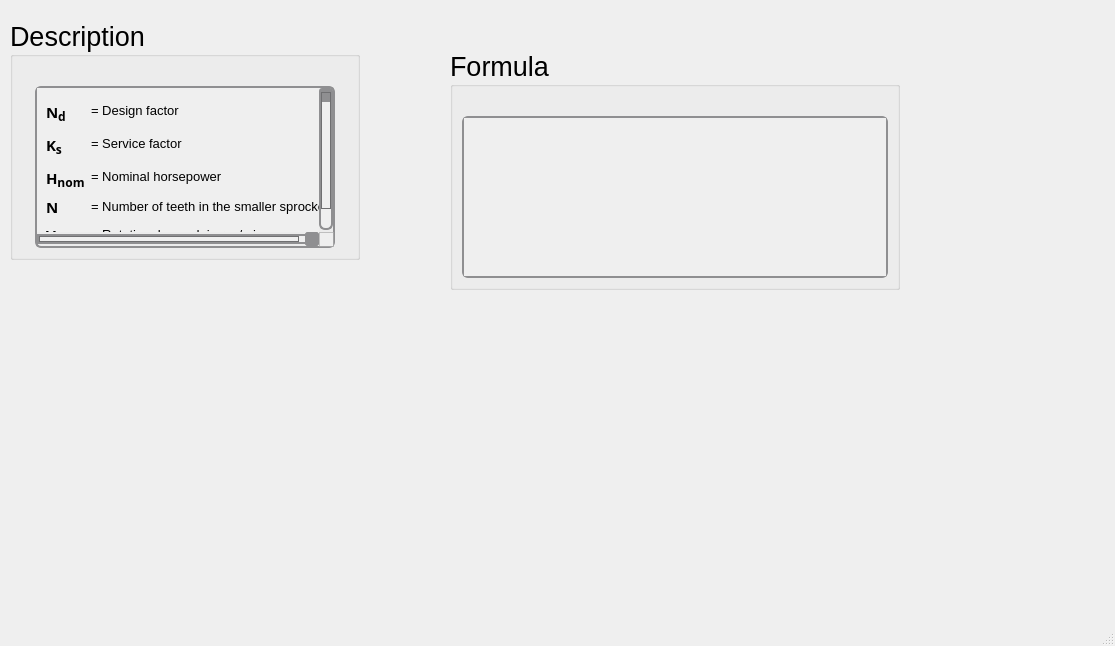
Old version of the form ui/rollerchain_ha.ui in the repository Ah00ra/HNNS.
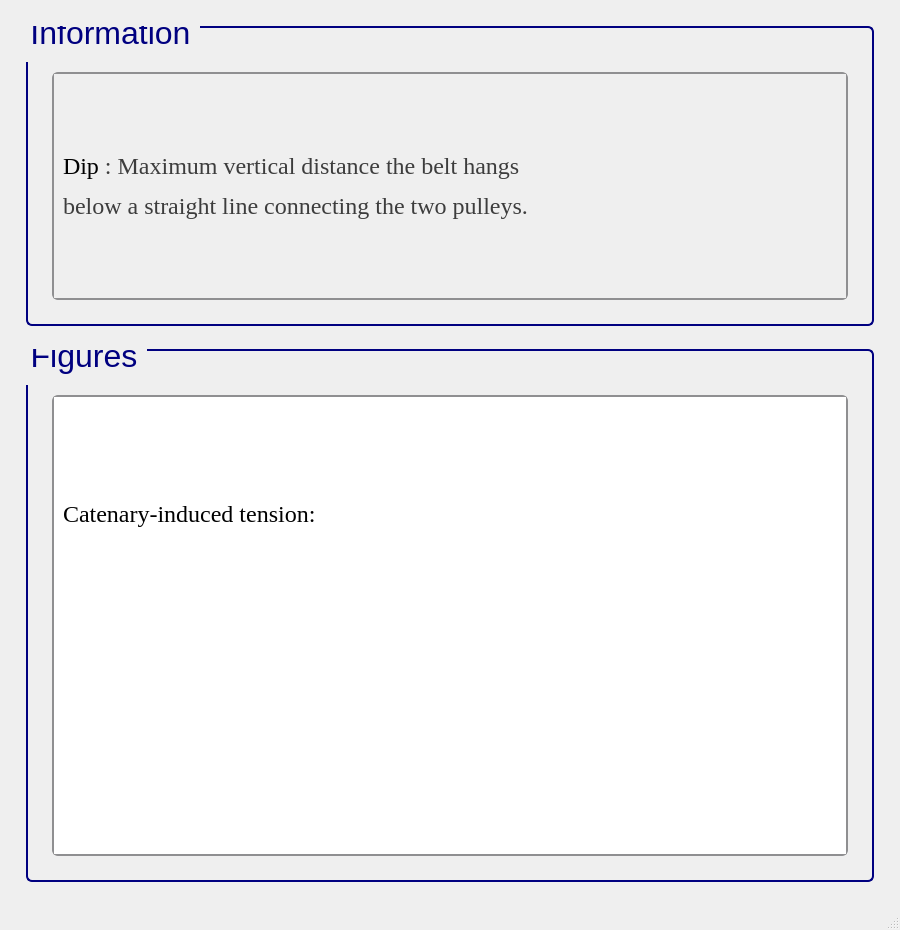
New version of the form. Icons and pictures are not drawn.

Commit message: Add ui info to vbelt

Patch:
```diff
--- a/ui/rollerchain_ha.ui
+++ b/ui/rollerchain_ha.ui
@@ -6,95 +6,123 @@
    <rect>
     <x>0</x>
     <y>0</y>
-    <width>1115</width>
-    <height>646</height>
+    <width>900</width>
+    <height>930</height>
    </rect>
   </property>
+  <property name="sizePolicy">
+   <sizepolicy hsizetype="Minimum" vsizetype="Minimum">
+    <horstretch>0</horstretch>
+    <verstretch>0</verstretch>
+   </sizepolicy>
+  </property>
+  <property name="minimumSize">
+   <size>
+    <width>900</width>
+    <height>930</height>
+   </size>
+  </property>
   <property name="windowTitle">
    <string>MainWindow</string>
   </property>
   <widget class="QWidget" name="centralwidget">
-   <widget class="QGroupBox" name="groupBox_247">
-    <property name="geometry">
-     <rect>
-      <x>10</x>
-      <y>20</y>
-      <width>350</width>
-      <height>240</height>
-     </rect>
-    </property>
-    <property name="sizePolicy">
-     <sizepolicy hsizetype="Minimum" vsizetype="Minimum">
-      <horstretch>0</horstretch>
-      <verstretch>0</verstretch>
-     </sizepolicy>
-    </property>
-    <property name="minimumSize">
-     <size>
-      <width>350</width>
-      <height>0</height>
-     </size>
-    </property>
-    <property name="maximumSize">
-     <size>
-      <width>350</width>
-      <height>241</height>
-     </size>
-    </property>
-    <property name="font">
-     <font>
-      <family>Segoe UI</family>
-      <pointsize>20</pointsize>
-      <weight>50</weight>
-      <italic>false</italic>
-      <bold>false</bold>
-     </font>
-    </property>
-    <property name="title">
-     <string>Description</string>
-    </property>
-    <layout class="QGridLayout" name="gridLayout_506">
-     <item row="0" column="0">
-      <spacer name="verticalSpacer_247">
-       <property name="orientation">
-        <enum>Qt::Vertical</enum>
-       </property>
-       <property name="sizeType">
-        <enum>QSizePolicy::Fixed</enum>
-       </property>
-       <property name="sizeHint" stdset="0">
-        <size>
-         <width>20</width>
-         <height>20</height>
-        </size>
-       </property>
-      </spacer>
-     </item>
-     <item row="1" column="0">
-      <widget class="QScrollArea" name="scrollArea_122">
-       <property name="sizePolicy">
-        <sizepolicy hsizetype="Minimum" vsizetype="Minimum">
-         <horstretch>0</horstretch>
-         <verstretch>0</verstretch>
-        </sizepolicy>
-       </property>
-       <property name="maximumSize">
-        <size>
-         <width>300</width>
-         <height>361</height>
-        </size>
-       </property>
-       <property name="font">
-        <font>
-         <family>Segoe UI</family>
-         <pointsize>15</pointsize>
-         <weight>50</weight>
-         <italic>false</italic>
-         <bold>false</bold>
-        </font>
-       </property>
-       <property name="styleSheet">
-        <string notr="true">QScrollArea {
+   <layout class="QGridLayout" name="gridLayout">
+    <item row="0" column="1">
+     <spacer name="verticalSpacer_26">
+      <property name="orientation">
+       <enum>Qt::Vertical</enum>
+      </property>
+      <property name="sizeType">
+       <enum>QSizePolicy::Fixed</enum>
+      </property>
+      <property name="sizeHint" stdset="0">
+       <size>
+        <width>819</width>
+        <height>17</height>
+       </size>
+      </property>
+     </spacer>
+    </item>
+    <item row="1" column="1">
+     <widget class="QGroupBox" name="groupBox_125">
+      <property name="sizePolicy">
+       <sizepolicy hsizetype="Minimum" vsizetype="Minimum">
+        <horstretch>0</horstretch>
+        <verstretch>0</verstretch>
+       </sizepolicy>
+      </property>
+      <property name="minimumSize">
+       <size>
+        <width>822</width>
+        <height>300</height>
+       </size>
+      </property>
+      <property name="font">
+       <font>
+        <family>Segoe UI</family>
+        <pointsize>24</pointsize>
+        <weight>50</weight>
+        <italic>false</italic>
+        <bold>false</bold>
+       </font>
+      </property>
+      <property name="styleSheet">
+       <string notr="true">QGroupBox {
+    border: 2px solid navy;
+    border-radius: 6px;
+    background-color: qlineargradient(x1:0, y1:0, x2:0, y2:1,
+                                      stop:0 #f6f7fa, stop:1 #dadbde);
+    font: 24pt &quot;Segoe UI&quot;;
+    padding: 5px; /* add padding inside the group box */
+    color: black;
+}
+QGroupBox::title {
+    subcontrol-origin: margin;
+    subcontrol-position: top left;
+    padding-left: 0px;
+    padding-right: 5px;
+    padding-top: 0px;
+    margin-top: -22px;  /* shift title up */
+    color: navy;
+    font-weight: bold;
+}
+</string>
+      </property>
+      <property name="title">
+       <string>Information</string>
+      </property>
+      <layout class="QGridLayout" name="gridLayout_255">
+       <item row="1" column="2">
+        <spacer name="verticalSpacer_36">
+         <property name="orientation">
+          <enum>Qt::Horizontal</enum>
+         </property>
+         <property name="sizeType">
+          <enum>QSizePolicy::Fixed</enum>
+         </property>
+         <property name="sizeHint" stdset="0">
+          <size>
+           <width>10</width>
+           <height>20</height>
+          </size>
+         </property>
+        </spacer>
+       </item>
+       <item row="1" column="1">
+        <widget class="QScrollArea" name="scrollArea_43">
+         <property name="sizePolicy">
+          <sizepolicy hsizetype="Minimum" vsizetype="Minimum">
+           <horstretch>0</horstretch>
+           <verstretch>0</verstretch>
+          </sizepolicy>
+         </property>
+         <property name="font">
+          <font>
+           <pointsize>15</pointsize>
+          </font>
+         </property>
+         <property name="styleSheet">
+          <string notr="true">QScrollArea {
     background: qlineargradient(x1:0, y1:0, x2:0, y2:1,
                                stop:0 #f6f7fa, stop:1 #dadbde);
     border: 2px solid #8f8f91;
@@ -153,258 +181,337 @@
     background: transparent;
 }
 </string>
-       </property>
-       <property name="verticalScrollBarPolicy">
-        <enum>Qt::ScrollBarAsNeeded</enum>
-       </property>
-       <property name="horizontalScrollBarPolicy">
-        <enum>Qt::ScrollBarAsNeeded</enum>
-       </property>
-       <property name="widgetResizable">
-        <bool>true</bool>
-       </property>
-       <widget class="QWidget" name="scrollAreaWidgetContents_122">
-        <property name="geometry">
-         <rect>
-          <x>0</x>
-          <y>0</y>
-          <width>318</width>
-          <height>167</height>
-         </rect>
-        </property>
-        <layout class="QGridLayout" name="gridLayout_507">
-         <item row="0" column="0">
-          <widget class="QLabel" name="label_317">
-           <property name="font">
-            <font>
-             <family>Segoe UI Variable Text Semibold</family>
-             <pointsize>11</pointsize>
-             <weight>75</weight>
-             <bold>true</bold>
-            </font>
-           </property>
-           <property name="text">
-            <string>&lt;html&gt;&lt;head/&gt;&lt;body&gt;&lt;p&gt;N&lt;span style=&quot; font-size:14pt; vertical-align:sub;&quot;&gt;d&lt;/span&gt;&lt;/p&gt;&lt;/body&gt;&lt;/html&gt;</string>
-           </property>
-          </widget>
-         </item>
-         <item row="2" column="1">
-          <widget class="QLabel" name="htext_958">
-           <property name="font">
-            <font>
-             <family>MS Shell Dlg 2</family>
-             <pointsize>10</pointsize>
-             <weight>50</weight>
-             <italic>false</italic>
-             <bold>false</bold>
-            </font>
-           </property>
-           <property name="text">
-            <string>&lt;html&gt;&lt;head/&gt;&lt;body&gt;&lt;p&gt;= Nominal horsepower&lt;/p&gt;&lt;/body&gt;&lt;/html&gt;</string>
-           </property>
-          </widget>
-         </item>
-         <item row="4" column="1">
-          <widget class="QLabel" name="htext_959">
-           <property name="font">
-            <font>
-             <family>MS Shell Dlg 2</family>
-             <pointsize>10</pointsize>
-             <weight>50</weight>
-             <italic>false</italic>
-             <bold>false</bold>
-            </font>
-           </property>
-           <property name="text">
-            <string>&lt;html&gt;&lt;head/&gt;&lt;body&gt;&lt;p&gt;= Number of teeth in the smaller sprocket&lt;/p&gt;&lt;/body&gt;&lt;/html&gt;</string>
-           </property>
-          </widget>
-         </item>
-         <item row="0" column="1">
-          <widget class="QLabel" name="htext_960">
-           <property name="font">
-            <font>
-             <family>MS Shell Dlg 2</family>
-             <pointsize>10</pointsize>
-            </font>
-           </property>
-           <property name="text">
-            <string>&lt;html&gt;&lt;head/&gt;&lt;body&gt;&lt;p&gt;= Design factor&lt;/p&gt;&lt;/body&gt;&lt;/html&gt;</string>
-           </property>
-          </widget>
-         </item>
-         <item row="1" column="1">
-          <widget class="QLabel" name="htext_961">
-           <property name="font">
-            <font>
-             <family>MS Shell Dlg 2</family>
-             <pointsize>10</pointsize>
-            </font>
-           </property>
-           <property name="text">
-            <string>&lt;html&gt;&lt;head/&gt;&lt;body&gt;&lt;p&gt;= Service factor&lt;/p&gt;&lt;/body&gt;&lt;/html&gt;</string>
-           </property>
-          </widget>
-         </item>
-         <item row="4" column="0">
-          <widget class="QLabel" name="label_319">
-           <property name="font">
-            <font>
-             <family>Segoe UI Variable Small Semibol</family>
-             <pointsize>11</pointsize>
-             <weight>75</weight>
-             <bold>true</bold>
-            </font>
-           </property>
-           <property name="text">
-            <string>N</string>
-           </property>
-          </widget>
-         </item>
-         <item row="5" column="0">
-          <widget class="QLabel" name="label_320">
-           <property name="font">
-            <font>
-             <family>Segoe UI Variable Small Semibol</family>
-             <pointsize>11</pointsize>
-             <weight>75</weight>
-             <bold>true</bold>
-            </font>
-           </property>
-           <property name="text">
-            <string>V</string>
-           </property>
-          </widget>
-         </item>
-         <item row="5" column="1">
-          <widget class="QLabel" name="htext_962">
-           <property name="font">
-            <font>
-             <family>MS Shell Dlg 2</family>
-             <pointsize>10</pointsize>
-             <weight>50</weight>
-             <italic>false</italic>
-             <bold>false</bold>
-            </font>
-           </property>
-           <property name="text">
-            <string>&lt;html&gt;&lt;head/&gt;&lt;body&gt;&lt;p&gt;= Rotational speed, in rev/min&lt;/p&gt;&lt;/body&gt;&lt;/html&gt;</string>
-           </property>
-          </widget>
-         </item>
-         <item row="1" column="0">
-          <widget class="QLabel" name="label_318">
-           <property name="font">
-            <font>
-             <family>Segoe UI Variable Small Semibol</family>
-             <pointsize>11</pointsize>
-             <weight>75</weight>
-             <bold>true</bold>
-            </font>
-           </property>
-           <property name="text">
-            <string>&lt;html&gt;&lt;head/&gt;&lt;body&gt;&lt;p&gt;K&lt;span style=&quot; font-size:14pt; vertical-align:sub;&quot;&gt;s&lt;/span&gt;&lt;/p&gt;&lt;/body&gt;&lt;/html&gt;</string>
-           </property>
-          </widget>
-         </item>
-         <item row="2" column="0">
-          <widget class="QLabel" name="label_321">
-           <property name="font">
-            <font>
-             <family>Segoe UI Variable Small Semibol</family>
-             <pointsize>11</pointsize>
-             <weight>75</weight>
-             <bold>true</bold>
-            </font>
-           </property>
-           <property name="text">
-            <string>&lt;html&gt;&lt;head/&gt;&lt;body&gt;&lt;p&gt;H&lt;span style=&quot; font-size:14pt; vertical-align:sub;&quot;&gt;nom&lt;/span&gt;&lt;/p&gt;&lt;/body&gt;&lt;/html&gt;</string>
-           </property>
-          </widget>
-         </item>
-        </layout>
-       </widget>
-      </widget>
-     </item>
-    </layout>
-   </widget>
-   <widget class="QGroupBox" name="groupBox_246">
-    <property name="geometry">
-     <rect>
-      <x>450</x>
-      <y>50</y>
-      <width>450</width>
-      <height>240</height>
-     </rect>
-    </property>
-    <property name="sizePolicy">
-     <sizepolicy hsizetype="Minimum" vsizetype="Minimum">
-      <horstretch>0</horstretch>
-      <verstretch>0</verstretch>
-     </sizepolicy>
-    </property>
-    <property name="minimumSize">
-     <size>
-      <width>450</width>
-      <height>0</height>
-     </size>
-    </property>
-    <property name="maximumSize">
-     <size>
-      <width>450</width>
-      <height>241</height>
-     </size>
-    </property>
-    <property name="font">
-     <font>
-      <family>Segoe UI</family>
-      <pointsize>20</pointsize>
-      <weight>50</weight>
-      <italic>false</italic>
-      <bold>false</bold>
-     </font>
-    </property>
-    <property name="title">
-     <string>Formula</string>
-    </property>
-    <layout class="QGridLayout" name="gridLayout_504">
-     <item row="1" column="0">
-      <widget class="QScrollArea" name="scrollArea_121">
-       <property name="sizePolicy">
-        <sizepolicy hsizetype="Minimum" vsizetype="Minimum">
-         <horstretch>0</horstretch>
-         <verstretch>0</verstretch>
-        </sizepolicy>
-       </property>
-       <property name="font">
-        <font>
-         <family>Segoe UI</family>
-         <pointsize>15</pointsize>
-         <weight>50</weight>
-         <italic>false</italic>
-         <bold>false</bold>
-        </font>
-       </property>
-       <property name="styleSheet">
-        <string notr="true">QScrollArea {
+         </property>
+         <property name="verticalScrollBarPolicy">
+          <enum>Qt::ScrollBarAsNeeded</enum>
+         </property>
+         <property name="horizontalScrollBarPolicy">
+          <enum>Qt::ScrollBarAsNeeded</enum>
+         </property>
+         <property name="widgetResizable">
+          <bool>true</bool>
+         </property>
+         <widget class="QWidget" name="scrollAreaWidgetContents_43">
+          <property name="geometry">
+           <rect>
+            <x>0</x>
+            <y>0</y>
+            <width>768</width>
+            <height>212</height>
+           </rect>
+          </property>
+          <layout class="QGridLayout" name="gridLayout_3">
+           <item row="0" column="0">
+            <widget class="QLabel" name="label_3">
+             <property name="font">
+              <font>
+               <family>Times New Roman</family>
+               <pointsize>18</pointsize>
+               <weight>50</weight>
+               <bold>false</bold>
+              </font>
+             </property>
+             <property name="cursor">
+              <cursorShape>ArrowCursor</cursorShape>
+             </property>
+             <property name="frameShape">
+              <enum>QFrame::NoFrame</enum>
+             </property>
+             <property name="text">
+              <string>&lt;html&gt;&lt;head/&gt;&lt;body&gt;&lt;p&gt;&lt;span style=&quot; color:#000000;&quot;&gt;Dip&lt;/span&gt;&lt;span style=&quot; color:#3d3d3d;&quot;&gt; : M&lt;/span&gt;&lt;span style=&quot; color:#3d3d3d;&quot;&gt;aximum vertical distance&lt;/span&gt;&lt;span style=&quot; color:#3d3d3d;&quot;&gt; the belt hangs&lt;/span&gt;&lt;/p&gt;&lt;p&gt;&lt;span style=&quot; color:#3d3d3d;&quot;&gt; below a straight line connecting the two pulleys.&lt;/span&gt;&lt;/p&gt;&lt;/body&gt;&lt;/html&gt;</string>
+             </property>
+            </widget>
+           </item>
+          </layout>
+         </widget>
+        </widget>
+       </item>
+       <item row="2" column="1">
+        <spacer name="verticalSpacer_37">
+         <property name="orientation">
+          <enum>Qt::Vertical</enum>
+         </property>
+         <property name="sizeType">
+          <enum>QSizePolicy::Fixed</enum>
+         </property>
+         <property name="sizeHint" stdset="0">
+          <size>
+           <width>10</width>
+           <height>10</height>
+          </size>
+         </property>
+        </spacer>
+       </item>
+       <item row="1" column="0">
+        <spacer name="verticalSpacer_34">
+         <property name="orientation">
+          <enum>Qt::Horizontal</enum>
+         </property>
+         <property name="sizeType">
+          <enum>QSizePolicy::Fixed</enum>
+         </property>
+         <property name="sizeHint" stdset="0">
+          <size>
+           <width>10</width>
+           <height>20</height>
+          </size>
+         </property>
+        </spacer>
+       </item>
+       <item row="0" column="1">
+        <spacer name="verticalSpacer_35">
+         <property name="orientation">
+          <enum>Qt::Vertical</enum>
+         </property>
+         <property name="sizeType">
+          <enum>QSizePolicy::Fixed</enum>
+         </property>
+         <property name="sizeHint" stdset="0">
+          <size>
+           <width>20</width>
+           <height>30</height>
+          </size>
+         </property>
+        </spacer>
+       </item>
+      </layout>
+     </widget>
+    </item>
+    <item row="2" column="1">
+     <spacer name="verticalSpacer_23">
+      <property name="orientation">
+       <enum>Qt::Vertical</enum>
+      </property>
+      <property name="sizeType">
+       <enum>QSizePolicy::Fixed</enum>
+      </property>
+      <property name="sizeHint" stdset="0">
+       <size>
+        <width>819</width>
+        <height>17</height>
+       </size>
+      </property>
+     </spacer>
+    </item>
+    <item row="3" column="0">
+     <spacer name="verticalSpacer_25">
+      <property name="orientation">
+       <enum>Qt::Horizontal</enum>
+      </property>
+      <property name="sizeType">
+       <enum>QSizePolicy::Fixed</enum>
+      </property>
+      <property name="sizeHint" stdset="0">
+       <size>
+        <width>17</width>
+        <height>474</height>
+       </size>
+      </property>
+     </spacer>
+    </item>
+    <item row="3" column="1">
+     <widget class="QGroupBox" name="groupBox_42">
+      <property name="sizePolicy">
+       <sizepolicy hsizetype="Minimum" vsizetype="Minimum">
+        <horstretch>0</horstretch>
+        <verstretch>0</verstretch>
+       </sizepolicy>
+      </property>
+      <property name="minimumSize">
+       <size>
+        <width>822</width>
+        <height>350</height>
+       </size>
+      </property>
+      <property name="font">
+       <font>
+        <family>Segoe UI</family>
+        <pointsize>24</pointsize>
+        <weight>50</weight>
+        <italic>false</italic>
+        <bold>false</bold>
+       </font>
+      </property>
+      <property name="styleSheet">
+       <string notr="true">/* GroupBox styling */
+QGroupBox {
+    border: 2px solid navy;
+    border-radius: 6px;
+    background-color: qlineargradient(x1:0, y1:0, x2:0, y2:1,
+    stop:0 #f6f7fa, stop:1 #dadbde);
+    font: 24pt &quot;Segoe UI&quot;;
+    padding: 5px;
+    color: black;
+}
+
+/* GroupBox title styling */
+QGroupBox::title {
+    subcontrol-origin: margin;
+    subcontrol-position: top left;
+    padding-left: 0px;
+    padding-right: 5px;
+    padding-top: 0px;
+    margin-top: -22px;
+    color: navy;
+    font-weight: bold;
+}
+
+/* Make QScrollArea (only within GroupBox) have a white background with correct border */
+QGroupBox QScrollArea {
+    background-color: white !important;
+    border: 2px solid #8f8f91;
+    border-radius: 6px;
+}
+
+/* Make QScrollArea's viewport white as well */
+QGroupBox QScrollArea QWidget {
+    background-color: white !important;
+}
+
+/* Scrollbar styling inside QScrollArea in QGroupBox */
+QGroupBox QScrollArea QScrollBar:vertical, QGroupBox QScrollArea QScrollBar:horizontal {
     background: qlineargradient(x1:0, y1:0, x2:0, y2:1,
-                               stop:0 #f6f7fa, stop:1 #dadbde);
+    stop:0 #f6f7fa, stop:1 #dadbde);
     border: 2px solid #8f8f91;
     border-radius: 6px;
+    width: 14px;
+    height: 14px;
+    margin: 2px 0 2px 0;
 }
 
-QScrollArea QScrollBar:vertical, QScrollArea QScrollBar:horizontal {
+/* Remove bottom button of vertical scrollbar */
+QGroupBox QScrollArea QScrollBar::add-line:vertical {
+    height: 0px;
+    width: 0px;
+    border: none;
+    background: none;
+    margin: 0px;
+    padding: 0px;
+}
+
+/* Scrollbar handle */
+QGroupBox QScrollArea QScrollBar::handle:vertical, QGroupBox QScrollArea QScrollBar::handle:horizontal {
     background: qlineargradient(x1:0, y1:0, x2:0, y2:1,
-                               stop:0 #f6f7fa, stop:1 #dadbde);
+    stop:0 #8f8f91, stop:1 #6f6f71);
+    min-height: 20px;
+    border-radius: 6px;
+    border: 1px solid #6f6f71;
+}
+
+QGroupBox QScrollArea QScrollBar::handle:vertical:hover, QGroupBox QScrollArea QScrollBar::handle:horizontal:hover {
+    background: qlineargradient(x1:0, y1:0, x2:0, y2:1,
+    stop:0 #6f6f71, stop:1 #4f4f51);
+    border: 1px solid #4f4f51;
+}
+
+/* Scrollbar sub-line buttons */
+QGroupBox QScrollArea QScrollBar::sub-line:vertical, QGroupBox QScrollArea QScrollBar::add-line:horizontal, QGroupBox QScrollArea QScrollBar::sub-line:horizontal {
+    background: #8f8f91;
+    border: none;
+    border-radius: 3px;
+    height: 14px;
+    width: 14px;
+    subcontrol-origin: margin;
+}
+
+QGroupBox QScrollArea QScrollBar::sub-line:vertical:hover, QGroupBox QScrollArea QScrollBar::add-line:horizontal:hover, QGroupBox QScrollArea QScrollBar::sub-line:horizontal:hover {
+    background: #6f6f71;
+}
+
+/* Transparent page areas */
+QGroupBox QScrollArea QScrollBar::add-page:vertical, QGroupBox QScrollArea QScrollBar::sub-page:vertical,
+QGroupBox QScrollArea QScrollBar::add-page:horizontal, QGroupBox QScrollArea QScrollBar::sub-page:horizontal {
+    background: transparent;
+}
+</string>
+      </property>
+      <property name="title">
+       <string>Figures</string>
+      </property>
+      <layout class="QGridLayout" name="gridLayout_2">
+       <item row="0" column="1">
+        <spacer name="verticalSpacer_41">
+         <property name="orientation">
+          <enum>Qt::Vertical</enum>
+         </property>
+         <property name="sizeType">
+          <enum>QSizePolicy::Fixed</enum>
+         </property>
+         <property name="sizeHint" stdset="0">
+          <size>
+           <width>20</width>
+           <height>30</height>
+          </size>
+         </property>
+        </spacer>
+       </item>
+       <item row="1" column="0">
+        <spacer name="verticalSpacer_39">
+         <property name="orientation">
+          <enum>Qt::Horizontal</enum>
+         </property>
+         <property name="sizeType">
+          <enum>QSizePolicy::Fixed</enum>
+         </property>
+         <property name="sizeHint" stdset="0">
+          <size>
+           <width>10</width>
+           <height>20</height>
+          </size>
+         </property>
+        </spacer>
+       </item>
+       <item row="1" column="1">
+        <widget class="QScrollArea" name="scrollArea_3">
+         <property name="styleSheet">
+          <string notr="true">/* GroupBox styling */
+QGroupBox {
+    border: 2px solid navy;
+    border-radius: 6px;
+    background-color: qlineargradient(x1:0, y1:0, x2:0, y2:1,
+    stop:0 #f6f7fa, stop:1 #dadbde);
+    font: 20pt &quot;Segoe UI&quot;;
+    padding: 5px;
+    color: black;
+}
+
+/* GroupBox title styling */
+QGroupBox::title {
+    subcontrol-origin: margin;
+    subcontrol-position: top left;
+    padding-left: 0px;
+    padding-right: 5px;
+    padding-top: 0px;
+    margin-top: -20px;
+    color: navy;
+    font-weight: bold;
+}
+
+/* Make QScrollArea (only within GroupBox) have a white background with correct border */
+QGroupBox QScrollArea {
+    background-color: white !important;
     border: 2px solid #8f8f91;
     border-radius: 6px;
+}
+
+/* Make QScrollArea's viewport white as well */
+QGroupBox QScrollArea QWidget {
+    background-color: white !important;
+}
+
+/* Scrollbar styling inside QScrollArea in QGroupBox */
+QGroupBox QScrollArea QScrollBar:vertical, QGroupBox QScrollArea QScrollBar:horizontal {
+    background: qlineargradient(x1:0, y1:0, x2:0, y2:1,
+    stop:0 #f6f7fa, stop:1 #dadbde);
+    border: 2px solid #8f8f91;
+    border-radius: 6px;
     width: 14px;
     height: 14px;
     margin: 2px 0 2px 0;
 }
 
-/* Completely remove the bottom button of the vertical scrollbar */
-QScrollArea QScrollBar::add-line:vertical {
+/* Remove bottom button of vertical scrollbar */
+QGroupBox QScrollArea QScrollBar::add-line:vertical {
     height: 0px;
     width: 0px;
     border: none;
@@ -413,9 +520,10 @@
     padding: 0px;
 }
 
-QScrollArea QScrollBar::handle:vertical, QScrollArea QScrollBar::handle:horizontal {
+/* Scrollbar handle */
+QGroupBox QScrollArea QScrollBar::handle:vertical, QGroupBox QScrollArea QScrollBar::handle:horizontal {
     background: qlineargradient(x1:0, y1:0, x2:0, y2:1,
-                               stop:0 #8f8f91, stop:1 #6f6f71);
+    stop:0 #8f8f91, stop:1 #6f6f71);
     min-height: 20px;
     border-radius: 6px;
     border: 1px solid #6f6f71;
@@ -427,7 +535,8 @@
     border: 1px solid #4f4f51;
 }
 
-QScrollArea QScrollBar::sub-line:vertical, QScrollArea QScrollBar::add-line:horizontal, QScrollArea QScrollBar::sub-line:horizontal {
+/* Scrollbar sub-line buttons */
+QGroupBox QScrollArea QScrollBar::sub-line:vertical, QGroupBox QScrollArea QScrollBar::add-line:horizontal, QGroupBox QScrollArea QScrollBar::sub-line:horizontal {
     background: #8f8f91;
     border: none;
     border-radius: 3px;
@@ -440,69 +549,129 @@
     background: #6f6f71;
 }
 
-QScrollArea QScrollBar::add-page:vertical, QScrollArea QScrollBar::sub-page:vertical,
-QScrollArea QScrollBar::add-page:horizontal, QScrollArea QScrollBar::sub-page:horizontal {
+/* Transparent page areas */
+QGroupBox QScrollArea QScrollBar::add-page:vertical, QGroupBox QScrollArea QScrollBar::sub-page:vertical,
+QGroupBox QScrollArea QScrollBar::add-page:horizontal, QGroupBox QScrollArea QScrollBar::sub-page:horizontal {
     background: transparent;
 }
 </string>
-       </property>
-       <property name="verticalScrollBarPolicy">
-        <enum>Qt::ScrollBarAsNeeded</enum>
-       </property>
-       <property name="widgetResizable">
-        <bool>true</bool>
-       </property>
-       <widget class="QWidget" name="scrollAreaWidgetContents_121">
-        <property name="geometry">
-         <rect>
-          <x>0</x>
-          <y>0</y>
-          <width>422</width>
-          <height>146</height>
-         </rect>
-        </property>
-        <layout class="QGridLayout" name="gridLayout_505">
-         <item row="0" column="0">
-          <widget class="QLabel" name="htext_956">
-           <property name="font">
-            <font>
-             <family>MS Shell Dlg 2</family>
-             <pointsize>11</pointsize>
-             <weight>50</weight>
-             <italic>false</italic>
-             <bold>false</bold>
-            </font>
-           </property>
-           <property name="text">
-            <string>&lt;html&gt;&lt;head/&gt;&lt;body&gt;&lt;p&gt;&lt;img src=&quot;:/desc/images/h tab rc.png&quot;/&gt;&lt;/p&gt;&lt;/body&gt;&lt;/html&gt;</string>
-           </property>
-           <property name="scaledContents">
-            <bool>true</bool>
-           </property>
-          </widget>
-         </item>
-        </layout>
-       </widget>
-      </widget>
-     </item>
-     <item row="0" column="0">
-      <spacer name="verticalSpacer_246">
-       <property name="orientation">
-        <enum>Qt::Vertical</enum>
-       </property>
-       <property name="sizeType">
-        <enum>QSizePolicy::Fixed</enum>
-       </property>
-       <property name="sizeHint" stdset="0">
-        <size>
-         <width>20</width>
-         <height>20</height>
-        </size>
-       </property>
-      </spacer>
-     </item>
-    </layout>
-   </widget>
+         </property>
+         <property name="widgetResizable">
+          <bool>true</bool>
+         </property>
+         <widget class="QWidget" name="scrollAreaWidgetContents_3">
+          <property name="geometry">
+           <rect>
+            <x>0</x>
+            <y>0</y>
+            <width>768</width>
+            <height>398</height>
+           </rect>
+          </property>
+          <layout class="QGridLayout" name="gridLayout_4">
+           <item row="0" column="0">
+            <widget class="QLabel" name="label_5">
+             <property name="font">
+              <font>
+               <family>Times New Roman</family>
+               <pointsize>18</pointsize>
+               <weight>50</weight>
+               <bold>false</bold>
+              </font>
+             </property>
+             <property name="cursor">
+              <cursorShape>ArrowCursor</cursorShape>
+             </property>
+             <property name="frameShape">
+              <enum>QFrame::NoFrame</enum>
+             </property>
+             <property name="text">
+              <string>&lt;html&gt;&lt;head/&gt;&lt;body&gt;&lt;p&gt;Catenary-induced tension:&lt;/p&gt;&lt;/body&gt;&lt;/html&gt;</string>
+             </property>
+            </widget>
+           </item>
+           <item row="1" column="0">
+            <widget class="QLabel" name="label">
+             <property name="frameShape">
+              <enum>QFrame::NoFrame</enum>
+             </property>
+             <property name="text">
+              <string>&lt;html&gt;&lt;head/&gt;&lt;body&gt;&lt;p&gt;&lt;img src=&quot;:/info/info/dip.png&quot;/&gt;&lt;/p&gt;&lt;/body&gt;&lt;/html&gt;</string>
+             </property>
+            </widget>
+           </item>
+          </layout>
+         </widget>
+        </widget>
+       </item>
+       <item row="1" column="2">
+        <spacer name="verticalSpacer_40">
+         <property name="orientation">
+          <enum>Qt::Horizontal</enum>
+         </property>
+         <property name="sizeType">
+          <enum>QSizePolicy::Fixed</enum>
+         </property>
+         <property name="sizeHint" stdset="0">
+          <size>
+           <width>10</width>
+           <height>20</height>
+          </size>
+         </property>
+        </spacer>
+       </item>
+       <item row="2" column="1">
+        <spacer name="verticalSpacer_38">
+         <property name="orientation">
+          <enum>Qt::Vertical</enum>
+         </property>
+         <property name="sizeType">
+          <enum>QSizePolicy::Fixed</enum>
+         </property>
+         <property name="sizeHint" stdset="0">
+          <size>
+           <width>10</width>
+           <height>10</height>
+          </size>
+         </property>
+        </spacer>
+       </item>
+      </layout>
+     </widget>
+    </item>
+    <item row="3" column="2">
+     <spacer name="verticalSpacer_28">
+      <property name="orientation">
+       <enum>Qt::Horizontal</enum>
+      </property>
+      <property name="sizeType">
+       <enum>QSizePolicy::Fixed</enum>
+      </property>
+      <property name="sizeHint" stdset="0">
+       <size>
+        <width>17</width>
+        <height>474</height>
+       </size>
+      </property>
+     </spacer>
+    </item>
+    <item row="4" column="1">
+     <spacer name="verticalSpacer_27">
+      <property name="orientation">
+       <enum>Qt::Vertical</enum>
+      </property>
+      <property name="sizeType">
+       <enum>QSizePolicy::Fixed</enum>
+      </property>
+      <property name="sizeHint" stdset="0">
+       <size>
+        <width>819</width>
+        <height>17</height>
+       </size>
+      </property>
+     </spacer>
+    </item>
+   </layout>
   </widget>
   <widget class="QMenuBar" name="menubar">
    <property name="geometry">
```
Left out of the diff: 10 changed lines with no effect on the pictures. The commit also changes 33 other files.
